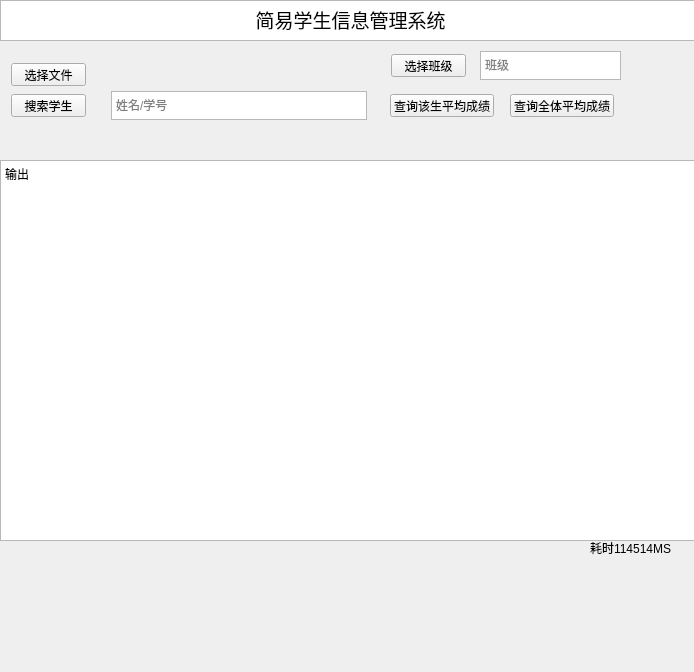
Before: the Qt Designer form ex1/ex1.ui in bakashigure/DatabaseClass, drawn with Qt 5.
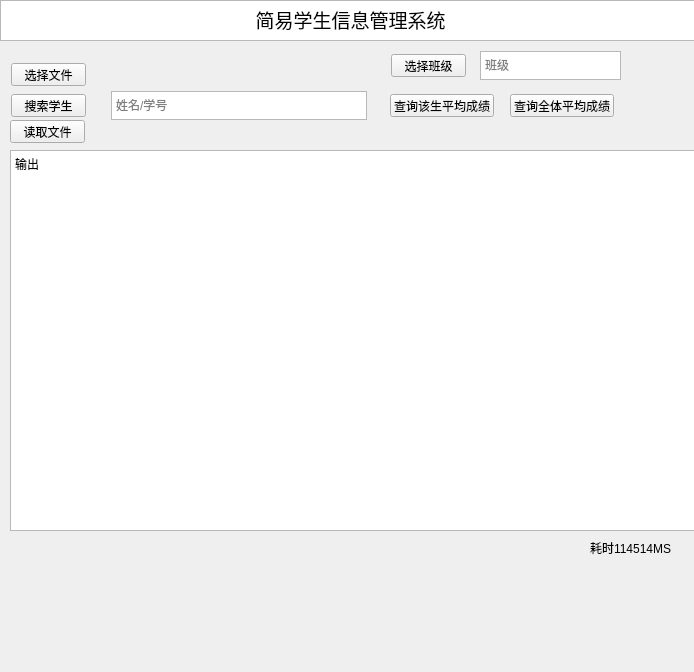
After: the same form once the commit is applied.

The edit to the form file:
```diff
--- a/ex1/ex1.ui
+++ b/ex1/ex1.ui
@@ -39,8 +39,8 @@
    <widget class="QTextEdit" name="output">
     <property name="geometry">
      <rect>
-      <x>0</x>
-      <y>160</y>
+      <x>10</x>
+      <y>150</y>
       <width>701</width>
       <height>381</height>
      </rect>
@@ -156,6 +156,19 @@
      <string>查询全体平均成绩</string>
     </property>
    </widget>
+   <widget class="QPushButton" name="btn_file_2">
+    <property name="geometry">
+     <rect>
+      <x>10</x>
+      <y>120</y>
+      <width>75</width>
+      <height>23</height>
+     </rect>
+    </property>
+    <property name="text">
+     <string>读取文件</string>
+    </property>
+   </widget>
    <widget class="QPushButton" name="btn_class">
     <property name="geometry">
      <rect>
```
